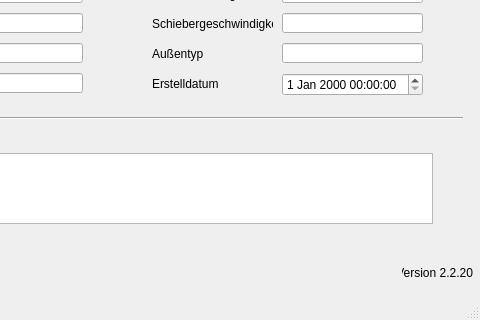
hoettges/QKan, file qkan/database/templates/wehre.ui: the form before one commit; both pictures show x 168 to 648 and y 147 to 467 of the 648 by 467 pixel window.
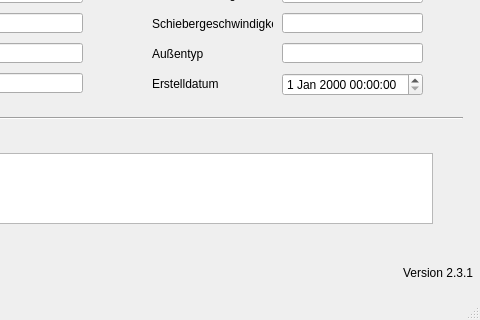
The form after the commit. Custom widgets are drawn as their Qt base class.

The edit to the form file:
```diff
--- a/qkan/database/templates/wehre.ui
+++ b/qkan/database/templates/wehre.ui
@@ -375,7 +375,7 @@
      <string>Version QKan Import</string>
     </property>
     <property name="text">
-     <string>Version 2.2.20</string>
+     <string>Version 2.3.1</string>
     </property>
     <property name="alignment">
      <set>Qt::AlignRight|Qt::AlignTrailing|Qt::AlignVCenter</set>
```
